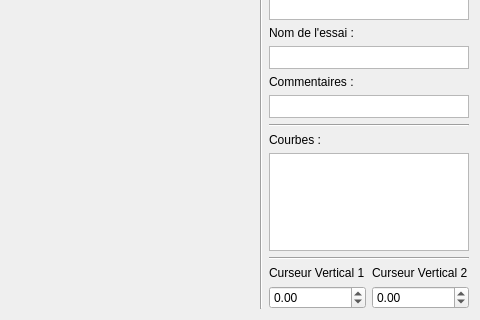
First picture: the form in FenEnfantGraph.ui, repository Lproduct/Data_Parser_3, before the edit; both pictures show x 382 to 862 and y 230 to 550 of the 862 by 550 pixel window.
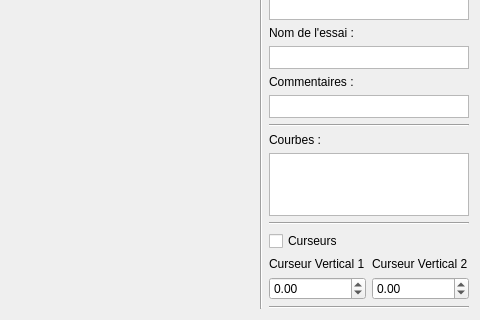
Second picture: the form after the edit. Custom widgets are drawn as their Qt base class.

The edit to the form file:
```diff
--- a/FenEnfantGraph.ui
+++ b/FenEnfantGraph.ui
@@ -248,6 +248,13 @@
        </property>
       </widget>
      </item>
+     <item>
+      <widget class="QCheckBox" name="curseurEnable">
+       <property name="text">
+        <string>Curseurs</string>
+       </property>
+      </widget>
+     </item>
      <item>
       <layout class="QHBoxLayout" name="horizontalLayout_2">
        <item>
@@ -299,6 +306,13 @@
        </item>
       </layout>
      </item>
+     <item>
+      <widget class="Line" name="line_4">
+       <property name="orientation">
+        <enum>Qt::Horizontal</enum>
+       </property>
+      </widget>
+     </item>
     </layout>
    </item>
   </layout>
```
